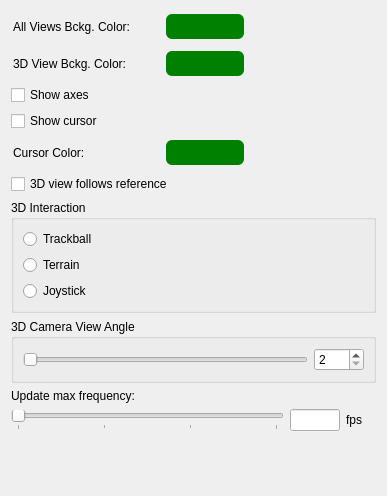
Above: IbisLib/gui/worldobjectsettingswidget.ui from IbisNeuronav/Ibis before the change. Below: the same form after it.
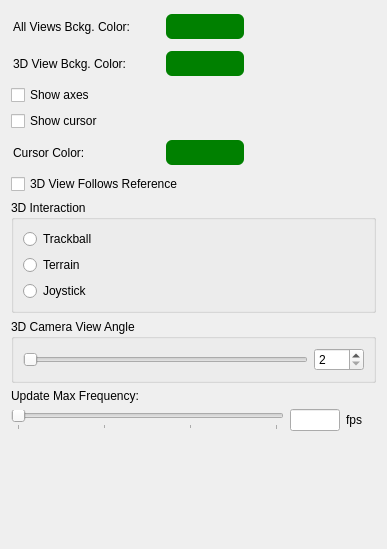
That is the form after the change.

Commit message: Consistent use of capitalized words in worldobjectsettingswidget.ui

What changed in the file:
```diff
--- a/IbisLib/gui/worldobjectsettingswidget.ui
+++ b/IbisLib/gui/worldobjectsettingswidget.ui
@@ -7,7 +7,7 @@
     <x>0</x>
     <y>0</y>
     <width>387</width>
-    <height>496</height>
+    <height>549</height>
    </rect>
   </property>
   <property name="windowTitle">
@@ -250,7 +250,7 @@
    <item>
     <widget class="QCheckBox" name="viewFollowsReferenceCheckBox">
      <property name="text">
-      <string>3D view follows reference</string>
+      <string>3D View Follows Reference</string>
      </property>
     </widget>
    </item>
@@ -341,7 +341,7 @@
    <item>
     <widget class="QLabel" name="updateMaxFrequencyLabel">
      <property name="text">
-      <string>Update max frequency:</string>
+      <string>Update Max Frequency:</string>
      </property>
     </widget>
    </item>
```
